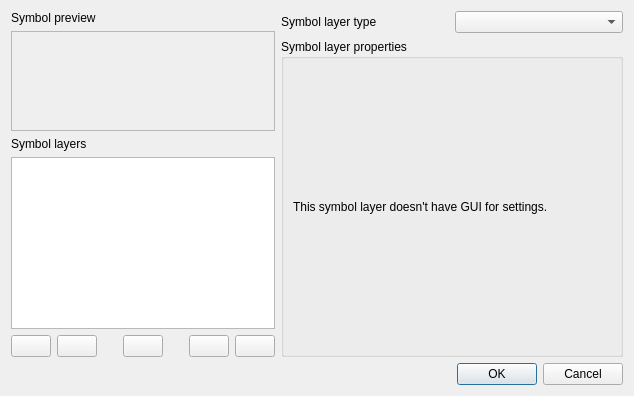
The window that qgis/src/ui/qgssymbolv2propertiesdialogbase.ui (sourcepole/qgis) describes before a commit, drawn with Qt 5.
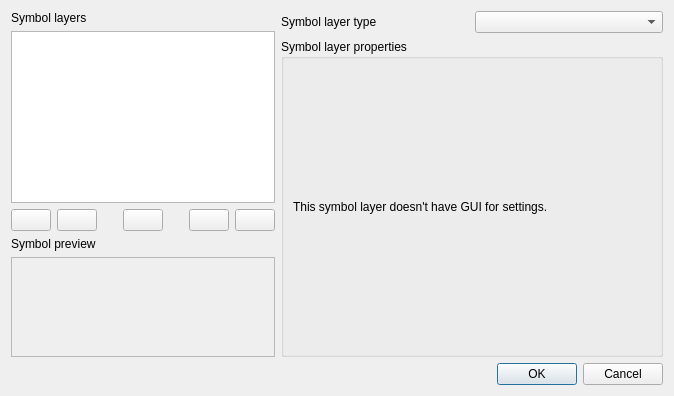
The same window after the commit.

Commit message: Use nicer terms for start and end colours

```diff
--- a/qgis/src/ui/qgssymbolv2propertiesdialogbase.ui
+++ b/qgis/src/ui/qgssymbolv2propertiesdialogbase.ui
@@ -6,18 +6,18 @@
    <rect>
     <x>0</x>
     <y>0</y>
-    <width>634</width>
+    <width>674</width>
     <height>396</height>
    </rect>
   </property>
   <property name="windowTitle">
    <string>Symbol properties</string>
   </property>
-  <layout class="QGridLayout">
+  <layout class="QGridLayout" name="gridLayout">
    <item row="0" column="0">
-    <widget class="QLabel" name="label">
+    <widget class="QLabel" name="label_3">
      <property name="text">
-      <string>Symbol preview</string>
+      <string>Symbol layers</string>
      </property>
     </widget>
    </item>
@@ -76,32 +76,6 @@
     </layout>
    </item>
    <item row="1" column="0">
-    <widget class="QLabel" name="lblPreview">
-     <property name="minimumSize">
-      <size>
-       <width>100</width>
-       <height>100</height>
-      </size>
-     </property>
-     <property name="frameShape">
-      <enum>QFrame::StyledPanel</enum>
-     </property>
-     <property name="frameShadow">
-      <enum>QFrame::Sunken</enum>
-     </property>
-     <property name="alignment">
-      <set>Qt::AlignCenter</set>
-     </property>
-    </widget>
-   </item>
-   <item row="2" column="0">
-    <widget class="QLabel" name="label_3">
-     <property name="text">
-      <string>Symbol layers</string>
-     </property>
-    </widget>
-   </item>
-   <item row="3" column="0">
     <widget class="QListView" name="listLayers">
      <property name="sizePolicy">
       <sizepolicy hsizetype="Preferred" vsizetype="Expanding">
@@ -111,7 +85,7 @@
      </property>
     </widget>
    </item>
-   <item row="4" column="0">
+   <item row="2" column="0">
     <layout class="QHBoxLayout">
      <item>
       <widget class="QPushButton" name="btnAddLayer">
@@ -215,6 +189,32 @@
      </item>
     </layout>
    </item>
+   <item row="3" column="0">
+    <widget class="QLabel" name="label">
+     <property name="text">
+      <string>Symbol preview</string>
+     </property>
+    </widget>
+   </item>
+   <item row="4" column="0">
+    <widget class="QLabel" name="lblPreview">
+     <property name="minimumSize">
+      <size>
+       <width>100</width>
+       <height>100</height>
+      </size>
+     </property>
+     <property name="frameShape">
+      <enum>QFrame::StyledPanel</enum>
+     </property>
+     <property name="frameShadow">
+      <enum>QFrame::Sunken</enum>
+     </property>
+     <property name="alignment">
+      <set>Qt::AlignCenter</set>
+     </property>
+    </widget>
+   </item>
    <item row="5" column="0" colspan="2">
     <widget class="QDialogButtonBox" name="buttonBox">
      <property name="orientation">
```
